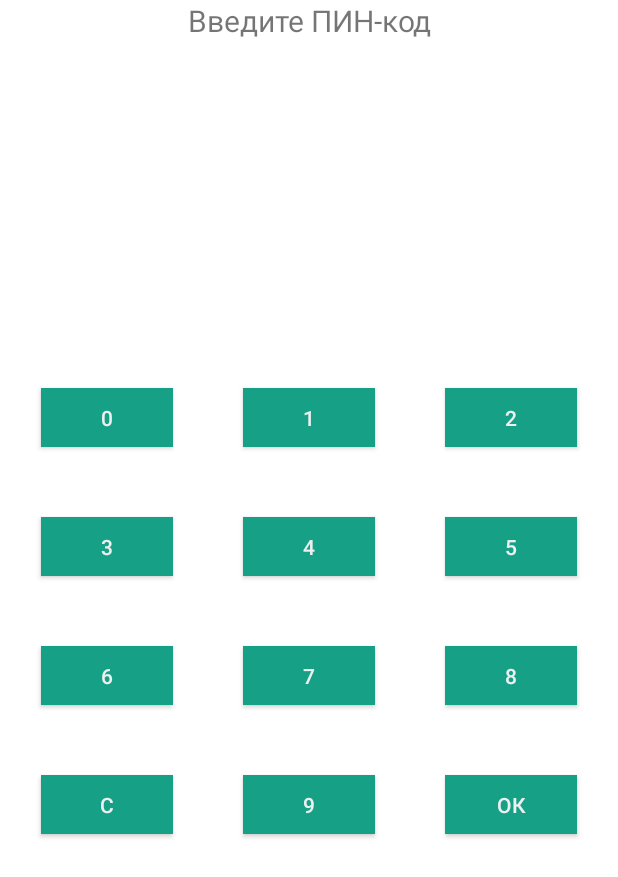
After one commit to Longlom/RPO_Project_2021, an Android app: the PinpadActivity screen opened directly, with no data from a screen before it, on a phone screen of 412 x 824 dp. The commit adds this screen. Shown: the top 877 px of the screen. Run offline under Robolectric (Android 15) with nearby library versions, the phone set to English and light mode, and no system bars; 2 statements that could not run were skipped.

Commit message:
Added pinpad activity

```diff
--- a/fclient/app/build.gradle
+++ b/fclient/app/build.gradle
@@ -47,6 +47,7 @@
     implementation 'androidx.appcompat:appcompat:1.2.0'
     implementation 'com.google.android.material:material:1.3.0'
     implementation 'androidx.constraintlayout:constraintlayout:2.0.4'
+    implementation 'apache-codec:commons-codec:1.2'
     testImplementation 'junit:junit:4.+'
     androidTestImplementation 'androidx.test.ext:junit:1.1.2'
     androidTestImplementation 'androidx.test.espresso:espresso-core:3.3.0'
--- a/fclient/app/src/main/AndroidManifest.xml
+++ b/fclient/app/src/main/AndroidManifest.xml
@@ -16,6 +16,7 @@
                 <category android:name="android.intent.category.LAUNCHER" />
             </intent-filter>
         </activity>
+        <activity android:name=".PinpadActivity"/>
     </application>
 
 </manifest>
--- /dev/null
+++ b/fclient/app/src/main/java/ru/iu3/fclient/PinpadActivity.java
@@ -0,0 +1,107 @@
+package ru.iu3.fclient;
+
+import android.app.Activity;
+import android.content.Intent;
+import android.os.Bundle;
+import android.view.View;
+import android.widget.Button;
+import android.widget.TextView;
+import android.widget.Toast;
+
+public class PinpadActivity extends Activity {
+    TextView tvPin;
+    String pin = "";
+
+    @Override
+    protected void onCreate(Bundle savedInstanceState) {
+        super.onCreate(savedInstanceState);
+        setContentView(R.layout.activity_pinpad);
+
+        tvPin = findViewById(R.id.txtPin);
+
+        ShuffleKeys();
+
+        findViewById(R.id.btnOK).setOnClickListener((View) -> {
+            Intent it = new Intent();
+            it.putExtra("pin", pin);
+            setResult(RESULT_OK, it);
+            Toast.makeText(this, pin, Toast.LENGTH_SHORT).show();
+            finish();
+
+        });
+
+        findViewById(R.id.btnKey1).setOnClickListener((View v) -> {
+           keyClick(v);
+        });
+        findViewById(R.id.btnKey2).setOnClickListener((View v) -> {
+            keyClick(v);
+        });
+        findViewById(R.id.btnKey3).setOnClickListener((View v) -> {
+            keyClick(v);
+        });
+        findViewById(R.id.btnKey4).setOnClickListener((View v) -> {
+            keyClick(v);
+        });
+        findViewById(R.id.btnKey5).setOnClickListener((View v) -> {
+            keyClick(v);
+        });
+        findViewById(R.id.btnKey6).setOnClickListener((View v) -> {
+            keyClick(v);
+        });
+        findViewById(R.id.btnKey7).setOnClickListener((View v) -> {
+            keyClick(v);
+        });
+        findViewById(R.id.btnKey8).setOnClickListener((View v) -> {
+            keyClick(v);
+        });
+        findViewById(R.id.btnKey9).setOnClickListener((View v) -> {
+            keyClick(v);
+        });
+        findViewById(R.id.btnKey0).setOnClickListener((View v) -> {
+            keyClick(v);
+        });
+    }
+
+    protected void keyClick(View v){
+        String key = ((TextView)v).getText().toString();
+        int sz = pin.length();
+        if (sz < 4){
+            pin += key;
+            tvPin.setText("****".substring(3 - sz));
+        }
+    }
+
+    final int MAX_KEYS = 10;
+
+    protected void ShuffleKeys() {
+        Button keys[] = new Button[]{
+                findViewById(R.id.btnKey0),
+                findViewById(R.id.btnKey1),
+                findViewById(R.id.btnKey2),
+                findViewById(R.id.btnKey3),
+                findViewById(R.id.btnKey4),
+                findViewById(R.id.btnKey5),
+                findViewById(R.id.btnKey6),
+                findViewById(R.id.btnKey7),
+                findViewById(R.id.btnKey8),
+                findViewById(R.id.btnKey9),
+        };
+
+        byte[] rnd = MainActivity.randomBytes(MAX_KEYS);
+        for (int i = 0; i < MAX_KEYS; i++) {
+            int idx = (rnd[i] & 0xFF) % 10;
+            CharSequence txt = keys[idx].getText();
+            keys[idx].setText(keys[i].getText());
+            keys[i].setText(txt);
+        }
+    }
+    @Override
+    protected void onActivityResult(int requestCode, int resultCode, Intent data) {
+        if (requestCode == 0) {
+            if (resultCode == RESULT_OK || data != null) {
+                String pin = data.getStringExtra("pin");
+                Toast.makeText(this, pin, Toast.LENGTH_SHORT).show();
+            }
+        }
+    }
+}
--- /dev/null
+++ b/fclient/app/src/main/res/layout/activity_pinpad.xml
@@ -0,0 +1,42 @@
+<?xml version="1.0" encoding="utf-8"?>
+<LinearLayout xmlns:android="http://schemas.android.com/apk/res/android"
+    android:layout_width="match_parent"
+    android:layout_height="match_parent"
+    android:orientation="vertical"
+    >
+    <TextView
+        android:text="Введите ПИН-код"
+        android:textSize="20dp"
+        android:textAlignment="center"
+        android:layout_width="match_parent"
+        android:layout_height="wrap_content"/>
+    <TextView
+        android:id="@+id/txtPin"
+        android:text=""
+        android:textSize="28dp"
+        android:textAlignment="center"
+        android:layout_width="match_parent"
+        android:layout_height="wrap_content"/>
+    <GridLayout
+        android:layout_width="wrap_content"
+        android:layout_height="wrap_content"
+        android:layout_gravity="center"
+        android:orientation="horizontal"
+        android:layout_marginTop="170dp"
+        android:columnCount="3"
+        >
+        <Button android:id="@+id/btnKey1" android:text="1" android:onClick="keyClick" style="@style/Button"/>
+        <Button android:id="@+id/btnKey2" android:text="2" android:onClick="keyClick" style="@style/Button"/>
+        <Button android:id="@+id/btnKey3" android:text="3" android:onClick="keyClick" style="@style/Button"/>
+        <Button android:id="@+id/btnKey4" android:text="4" android:onClick="keyClick" style="@style/Button"/>
+        <Button android:id="@+id/btnKey5" android:text="5" android:onClick="keyClick" style="@style/Button"/>
+        <Button android:id="@+id/btnKey6" android:text="6" android:onClick="keyClick" style="@style/Button"/>
+        <Button android:id="@+id/btnKey7" android:text="7" android:onClick="keyClick" style="@style/Button"/>
+        <Button android:id="@+id/btnKey8" android:text="8" android:onClick="keyClick" style="@style/Button"/>
+        <Button android:id="@+id/btnKey9" android:text="9" android:onClick="keyClick" style="@style/Button"/>
+        <Button android:id="@+id/btnReset" android:text="C" android:onClick="keyClick" style="@style/Button"/>
+        <Button android:id="@+id/btnKey0" android:text="0" android:onClick="keyClick" style="@style/Button"/>
+        <Button android:id="@+id/btnOK" android:text="ОК" android:onClick="keyClick" style="@style/Button"/>
+    </GridLayout>
+
+</LinearLayout>
--- /dev/null
+++ b/fclient/app/src/main/res/values/styles.xml
@@ -0,0 +1,13 @@
+<resources>
+    <style name="Button">
+        <item name="android:textColor">#ecf0f1</item>
+        <item name="android:padding">10dp</item>
+        <item name="android:minWidth">88dp</item>
+        <item name="android:minHeight">36dp</item>
+        <item name="android:layout_margin">23dp</item>
+        <item name="android:elevation">1dp</item>
+        <item name="android:translationZ">1dp</item>
+        <item name="android:background">#16a085</item>
+    </style>
+
+</resources>
```
Also changed, not shown: fclient/app/src/main/java/ru/iu3/fclient/MainActivity.java (+55 -10 lines), fclient/app/src/main/res/layout/activity_main.xml (+4 -3 lines).
